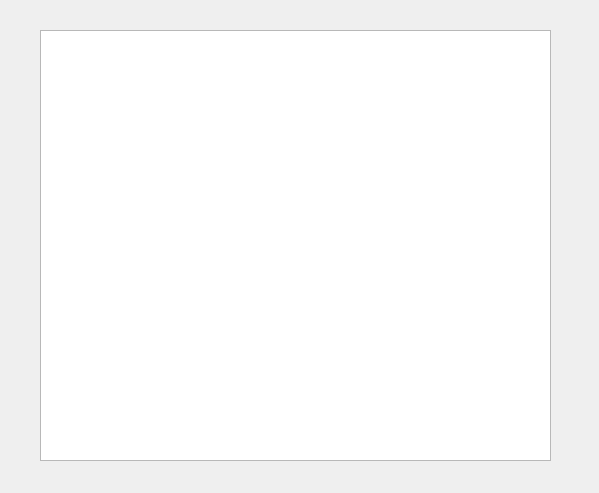
The window that theorywindow.ui (dacsson/PrimAlgorithm) describes before a commit, drawn with Qt 5.
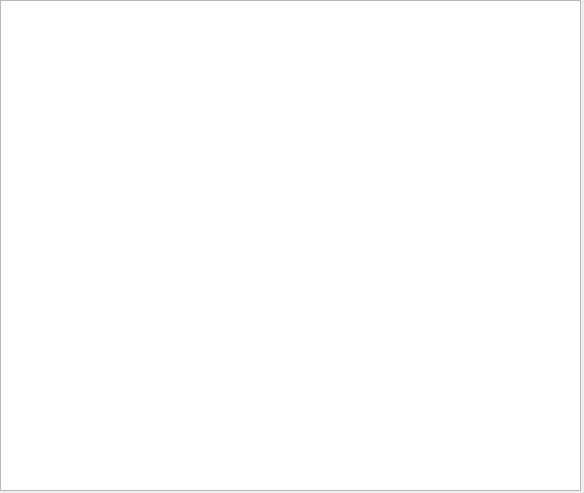
The same window after the commit.

What changed in the file:
```diff
--- a/theorywindow.ui
+++ b/theorywindow.ui
@@ -6,7 +6,7 @@
    <rect>
     <x>0</x>
     <y>0</y>
-    <width>599</width>
+    <width>584</width>
     <height>493</height>
    </rect>
   </property>
@@ -16,10 +16,10 @@
   <widget class="QTextBrowser" name="TheoryDisplayBox">
    <property name="geometry">
     <rect>
-     <x>40</x>
-     <y>30</y>
-     <width>511</width>
-     <height>431</height>
+     <x>0</x>
+     <y>0</y>
+     <width>581</width>
+     <height>491</height>
     </rect>
    </property>
   </widget>
```
